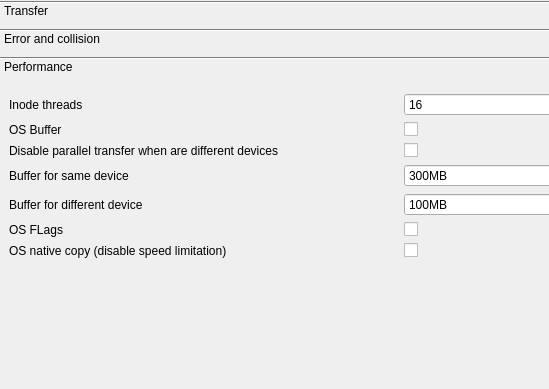
The window that plugins/CopyEngine/Ultracopier-Spec/copyEngineOptions.ui (alphaonex86/Ultracopier) describes before a commit, drawn with Qt 5; both pictures show x 0 to 549 and y 0 to 389 of the 801 by 504 pixel window.
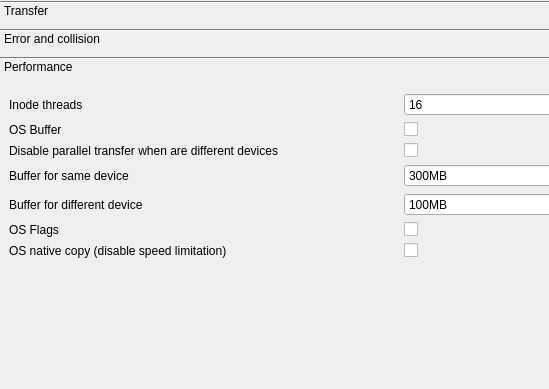
The same window after the commit.

Commit message: Change for the correct casing for the word Flags

The edit to the form file:
```diff
--- a/plugins/CopyEngine/Ultracopier-Spec/copyEngineOptions.ui
+++ b/plugins/CopyEngine/Ultracopier-Spec/copyEngineOptions.ui
@@ -467,7 +467,7 @@
        <item row="5" column="0">
         <widget class="QLabel" name="label_15">
          <property name="text">
-          <string>OS FLags</string>
+          <string>OS Flags</string>
          </property>
         </widget>
        </item>
```
The commit also changes 40 other files.
